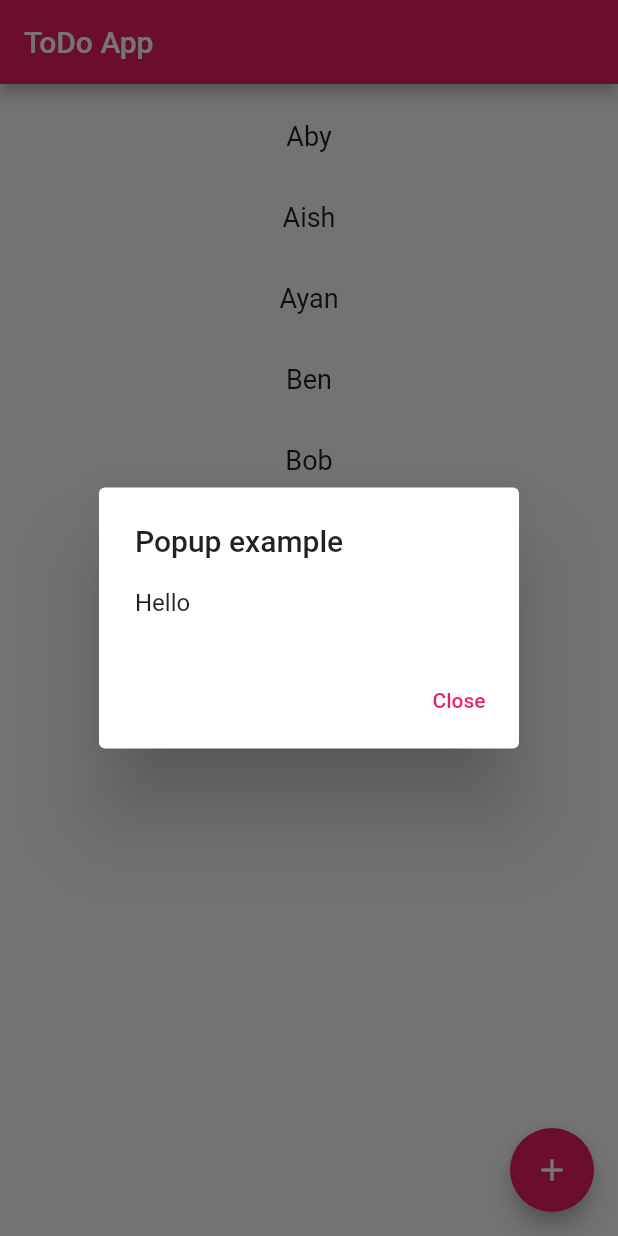
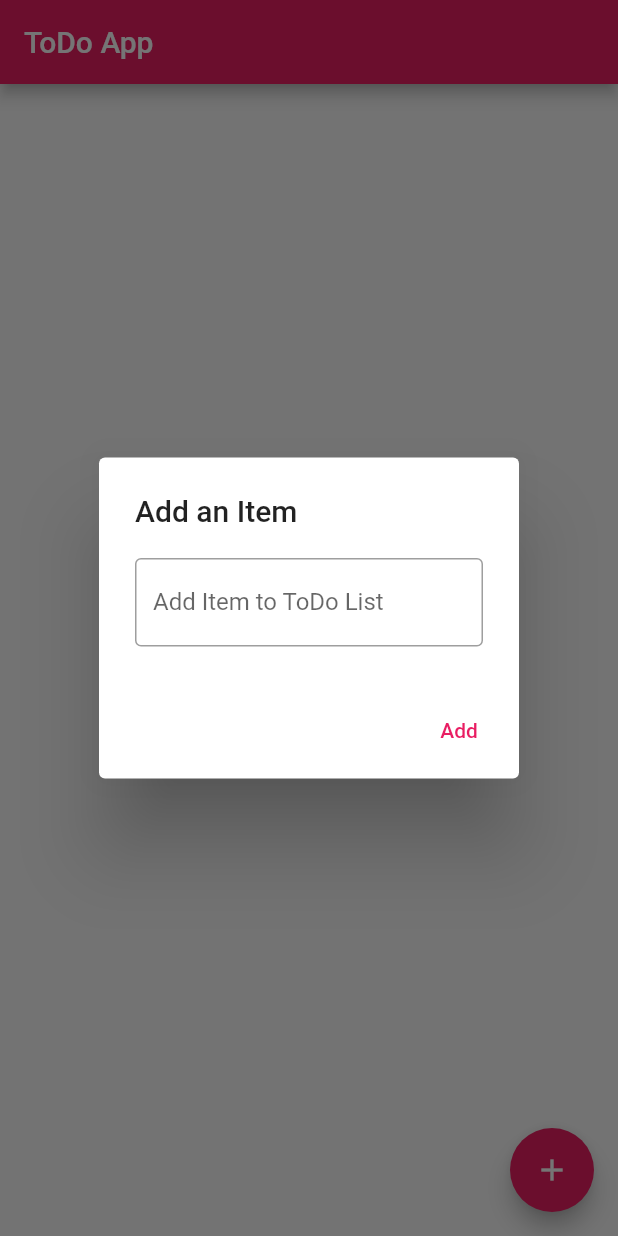
Before and after one commit to RenzT/FlutterTechTalkDemo, a Flutter app: the screen it shows after launch, after a tap on the "add" icon, on a phone screen of 412 x 824 dp. Run offline on Flutter 3.47's test engine with Material 2 defaults, Android fonts, the phone set to English and light mode, and no system bars.

Commit message:
Added Add Item Functionality

```diff
--- a/lib/main.dart
+++ b/lib/main.dart
@@ -28,8 +28,19 @@ class MyHomePage extends StatefulWidget {
 }
 
 class _MyHomePageState extends State<MyHomePage> {
+  final List<String> names = <String>[];
 
-  final List<String> names = <String>['Aby', 'Aish', 'Ayan', 'Ben', 'Bob', 'Charlie', 'Cook', 'Carline'];
+  TextEditingController nameController = TextEditingController();
+
+  void addItemToList() {
+    setState(() {
+      names.insert(0, nameController.text);
+    });
+  }
+
+  void clearText() {
+    nameController.clear();
+  }
 
   @override
   Widget build(BuildContext context) {
@@ -40,18 +51,17 @@ class _MyHomePageState extends State<MyHomePage> {
       body: ListView.builder(
           padding: const EdgeInsets.all(8),
           itemCount: names.length,
-        itemBuilder: (BuildContext context, int index){
+          itemBuilder: (BuildContext context, int index) {
             return Container(
               height: 50,
               margin: EdgeInsets.all(2),
               child: Center(
-              child: Text('${names[index]}',
+                  child: Text(
+                '${names[index]}',
                 style: TextStyle(fontSize: 18),
-              )
-            ),
+              )),
             );
-        }
-        ),
+          }),
       floatingActionButton: FloatingActionButton(
         onPressed: () {
           showDialog(
@@ -67,20 +77,27 @@ class _MyHomePageState extends State<MyHomePage> {
 
   Widget _buildPopupDialog(BuildContext context) {
     return new AlertDialog(
-    title: const Text('Popup example'),
+      title: const Text('Add an Item'),
       content: new Column(
         mainAxisSize: MainAxisSize.min,
         crossAxisAlignment: CrossAxisAlignment.start,
         children: <Widget>[
-        Text("Hello"),
+          TextField(
+            controller: nameController,
+            decoration: InputDecoration(
+                border: OutlineInputBorder(),
+                labelText: 'Add Item to ToDo List'),
+          ),
         ],
       ),
       actions: <Widget>[
         new TextButton(
           onPressed: () {
+            addItemToList();
+            clearText();
             Navigator.of(context).pop();
           },
-        child: const Text('Close'),
+          child: const Text('Add'),
         ),
       ],
     );
```
Lines whose indentation alone changed are shown as unchanged.
